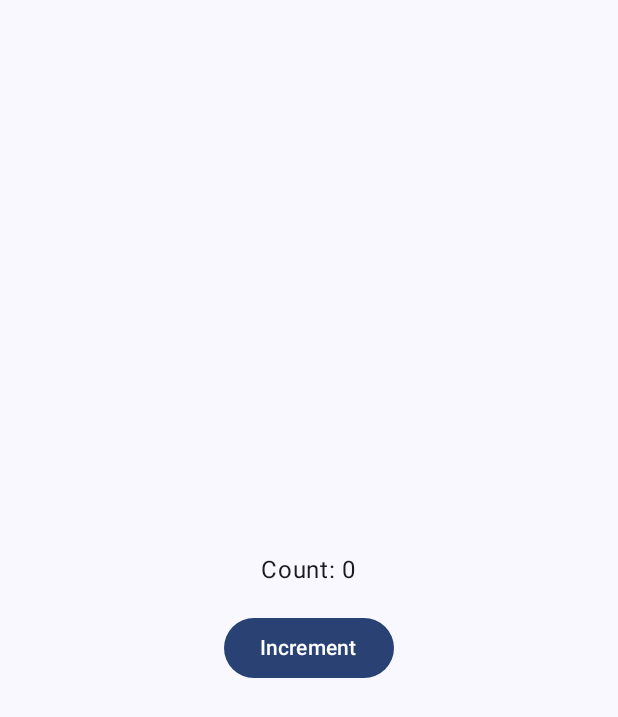
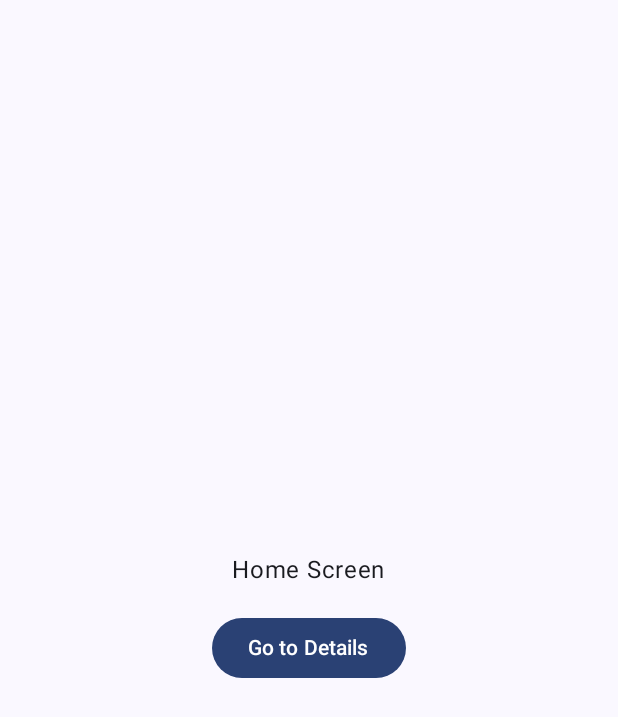
Before and after one commit to KoooV/Kotlin, an Android app built with Jetpack Compose: the screen it shows after launch (MainActivity), on a phone screen of 412 x 824 dp. Shown: the top 717 px of the screen. Run offline under Robolectric (Android 15) with nearby library versions, the phone set to English and light mode, and no system bars.

Commit message:
pr3.5 ready

```diff
--- a/app/build.gradle.kts
+++ b/app/build.gradle.kts
@@ -50,6 +50,8 @@ dependencies {
     implementation(libs.androidx.ui.tooling.preview)
     implementation(libs.androidx.material3)
     implementation(libs.androidx.lifecycle.viewmodel.compose)
+    // Navigation for Jetpack Compose
+    implementation("androidx.navigation:navigation-compose:2.5.3")
     testImplementation(libs.junit)
     androidTestImplementation(libs.androidx.junit)
     androidTestImplementation(libs.androidx.espresso.core)
--- a/app/src/main/java/com/example/module3_2/MainActivity.kt
+++ b/app/src/main/java/com/example/module3_2/MainActivity.kt
@@ -12,9 +12,15 @@ import androidx.compose.material3.Text
 import androidx.compose.runtime.Composable
 import androidx.compose.ui.Modifier
 import androidx.compose.ui.tooling.preview.Preview
-import androidx.lifecycle.viewmodel.compose.viewModel
-import com.example.module3_2.ui.CounterScreen
 import com.example.module3_2.ui.theme.Module3_2Theme
+
+import androidx.navigation.compose.rememberNavController
+import androidx.navigation.compose.NavHost
+import androidx.navigation.compose.composable
+import androidx.navigation.NavType
+import androidx.navigation.navArgument
+import com.example.module3_2.ui.HomeScreen
+import com.example.module3_2.ui.DetailsScreen
 
 class MainActivity : ComponentActivity() {
 
@@ -29,12 +35,24 @@ class MainActivity : ComponentActivity() {
         setContent {
             Module3_2Theme {
                 Scaffold(modifier = Modifier.fillMaxSize()) { innerPadding ->
-                    val counterViewModel: CounterViewModel = viewModel()
-                    // Показываем экран счетчика
-                    CounterScreen(
-                        modifier = Modifier.padding(innerPadding),
-                        viewModel = counterViewModel
-                    )
+                    val navController = rememberNavController()
+
+                    NavHost(
+                        navController = navController,
+                        startDestination = "home",
+                        modifier = Modifier.padding(innerPadding)
+                    ) {
+                        composable("home") {
+                            HomeScreen(onNavigate = { navController.navigate("details/42") })
+                        }
+                        composable(
+                            route = "details/{id}",
+                            arguments = listOf(navArgument("id") { type = NavType.IntType })
+                        ) { backStackEntry ->
+                            val id = backStackEntry.arguments?.getInt("id") ?: 0
+                            DetailsScreen(navController = navController, id = id)
+                        }
+                    }
                 }
             }
         }
--- /dev/null
+++ b/app/src/main/java/com/example/module3_2/ui/HomeScreen.kt
@@ -0,0 +1,28 @@
+package com.example.module3_2.ui
+
+import androidx.compose.foundation.layout.Arrangement
+import androidx.compose.foundation.layout.Column
+import androidx.compose.foundation.layout.fillMaxSize
+import androidx.compose.foundation.layout.padding
+import androidx.compose.material3.Button
+import androidx.compose.material3.Text
+import androidx.compose.runtime.Composable
+import androidx.compose.ui.Alignment
+import androidx.compose.ui.Modifier
+import androidx.compose.ui.unit.dp
+
+@Composable
+fun HomeScreen(onNavigate: () -> Unit, modifier: Modifier = Modifier) {
+    Column(
+        modifier = modifier
+            .fillMaxSize()
+            .padding(16.dp),
+        verticalArrangement = Arrangement.Center,
+        horizontalAlignment = Alignment.CenterHorizontally
+    ) {
+        Text(text = "Home Screen")
+        Button(onClick = onNavigate, modifier = Modifier.padding(top = 16.dp)) {
+            Text(text = "Go to Details")
+        }
+    }
+}
```
Also changed, not shown: app/src/main/java/com/example/module3_2/ui/DetailsScreen.kt (added, +30 -0 lines).
